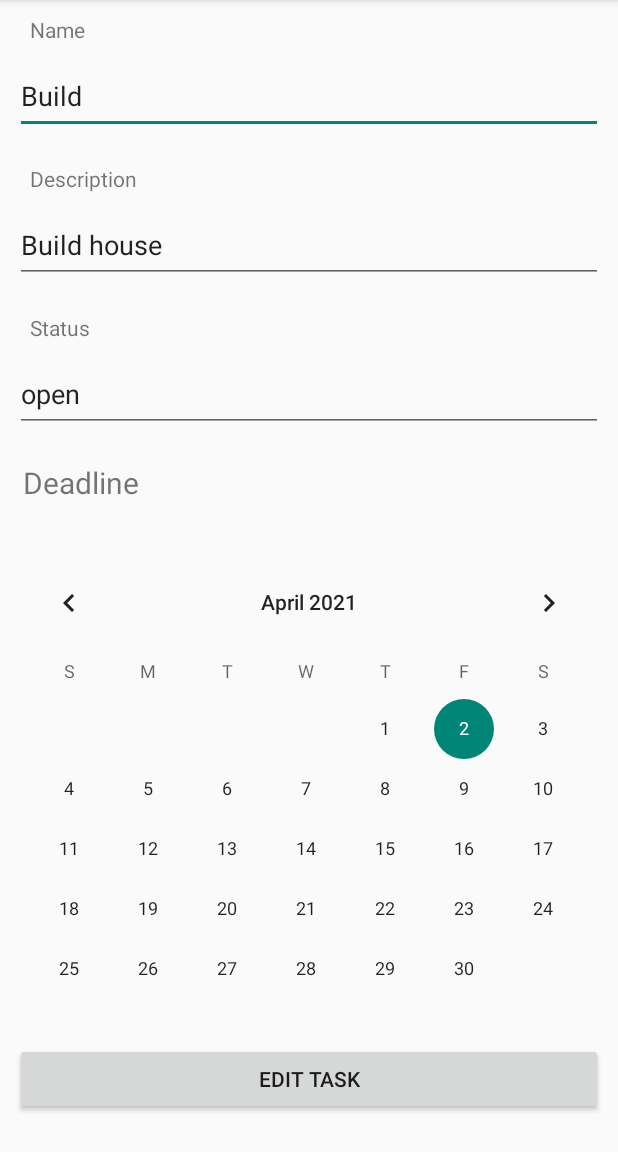
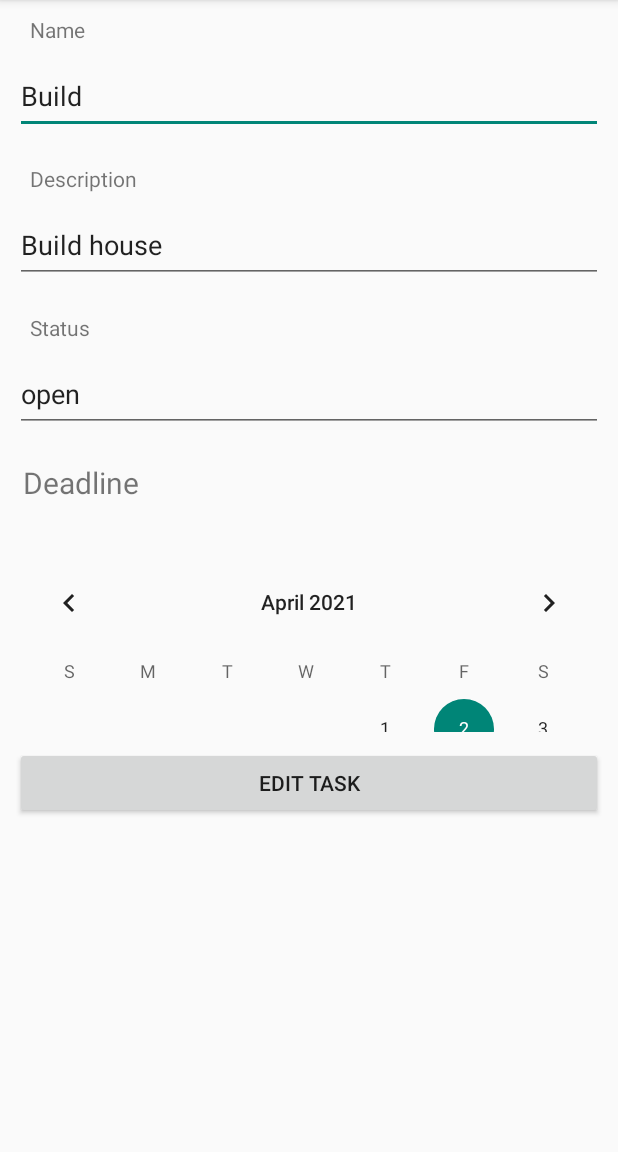
Before and after one commit to HutterSven/ConRep, an Android app: the ViewTask screen opened directly, with no data from a screen before it, after a tap on "EDIT TASK", on a phone screen of 412 x 824 dp, the part 84-1236 px from its top. Run offline under Robolectric (Android 15) with nearby library versions, the phone set to English and light mode, and no system bars; our stand-ins replace Room's generated code.

Commit message:
a lot of bugfixing

```diff
--- a/app/src/main/java/com/example/conrep/ui/task/EditTask.java
+++ b/app/src/main/java/com/example/conrep/ui/task/EditTask.java
@@ -25,13 +25,14 @@ public class EditTask extends BaseActivity {
     private EditText etTaskName;
     private EditText etTaskDesc;
     private EditText etTaskStat;
+    private int taskID;
 
     @Override
     protected void onCreate(Bundle savedInstanceState) {
         super.onCreate(savedInstanceState);
         getLayoutInflater().inflate(R.layout.activity_edit_task, frameLayout);
 
-        int taskID = getIntent().getIntExtra("taskID", 1);
+        taskID = getIntent().getIntExtra("taskID", 1);
 
         initiateView();
 
@@ -63,12 +64,12 @@ public class EditTask extends BaseActivity {
         etTaskDesc = findViewById(R.id.etTaskDescE);
         etTaskStat = findViewById(R.id.etTaskStatE);
 
-        Button fileReportBtn = findViewById(R.id.btnSaveEditSite);
+        Button fileReportBtn = findViewById(R.id.SaveEditTask);
 
-        fileReportBtn.setOnClickListener(view -> addReport());
+        fileReportBtn.setOnClickListener(view -> editTask());
     }
 
-    private void addReport() {
+    private void editTask() {
         boolean testBool = false;
         if(etTaskName.getText().toString() == null){
             etTaskName.setError(getString(R.string.error_empty_field));
@@ -93,8 +94,8 @@ public class EditTask extends BaseActivity {
         }else{
             task.setStatus(false);
         }
+        task.setSiteTask(task.getSiteTask());
         task.setTaskID(task.getTaskID());
-        task.setSiteTask(task.getSiteTask());
 
         viewModel.updateTask(task, new OnAsyncEventListener() {
             @Override
@@ -108,7 +109,7 @@ public class EditTask extends BaseActivity {
         });
 
         Intent intent = new Intent(this, ViewTask.class);
-        intent.putExtra("taskID", task.getTaskID());
+        intent.putExtra("taskID", taskID);
         startActivity(intent);
     }
 
--- a/app/src/main/java/com/example/conrep/ui/task/TaskList.java
+++ b/app/src/main/java/com/example/conrep/ui/task/TaskList.java
@@ -80,7 +80,6 @@ public class TaskList extends BaseActivity {
         viewModel.getTasksBySite(siteID).observe(this, TaskEntities -> {
             if (TaskEntities != null) {
                 Tasks = TaskEntities;
-                System.out.println(Tasks.get(0).getName());
                 taskRecyclerAdapter.setData(Tasks);
             }
         });
--- a/app/src/main/java/com/example/conrep/ui/task/ViewTask.java
+++ b/app/src/main/java/com/example/conrep/ui/task/ViewTask.java
@@ -32,6 +32,7 @@ public class ViewTask extends BaseActivity {
     private TextView tvDescription;
     private TextView tvStatus;
     private TextView tvDeadline;
+    private int taskID;
 
 
     @Override
@@ -39,7 +40,7 @@ public class ViewTask extends BaseActivity {
         super.onCreate(savedInstanceState);
         getLayoutInflater().inflate(R.layout.activity_view_task, frameLayout);
 
-        int taskID = getIntent().getIntExtra("taskID", 1);
+        taskID = getIntent().getIntExtra("taskID", 1);
 
         initiateView();
 
@@ -88,7 +89,7 @@ public class ViewTask extends BaseActivity {
 
     private void openEditTask() {
         Intent intent = new Intent(this, EditTask.class);
-        intent.putExtra("taskID", 1);
+        intent.putExtra("taskID", taskID);
         startActivity(intent);
     }
     private void openDeleteTask() {
--- a/app/src/main/res/layout/activity_edit_task.xml
+++ b/app/src/main/res/layout/activity_edit_task.xml
@@ -78,10 +78,10 @@
     <CalendarView
         android:id="@+id/calendarView2"
         android:layout_width="match_parent"
-        android:layout_height="317dp" />
+        android:layout_height="120dp" />
 
     <Button
-        android:id="@+id/button6"
+        android:id="@+id/SaveEditTask"
         android:layout_width="match_parent"
         android:layout_height="wrap_content"
         android:layout_margin="10dp"
```
